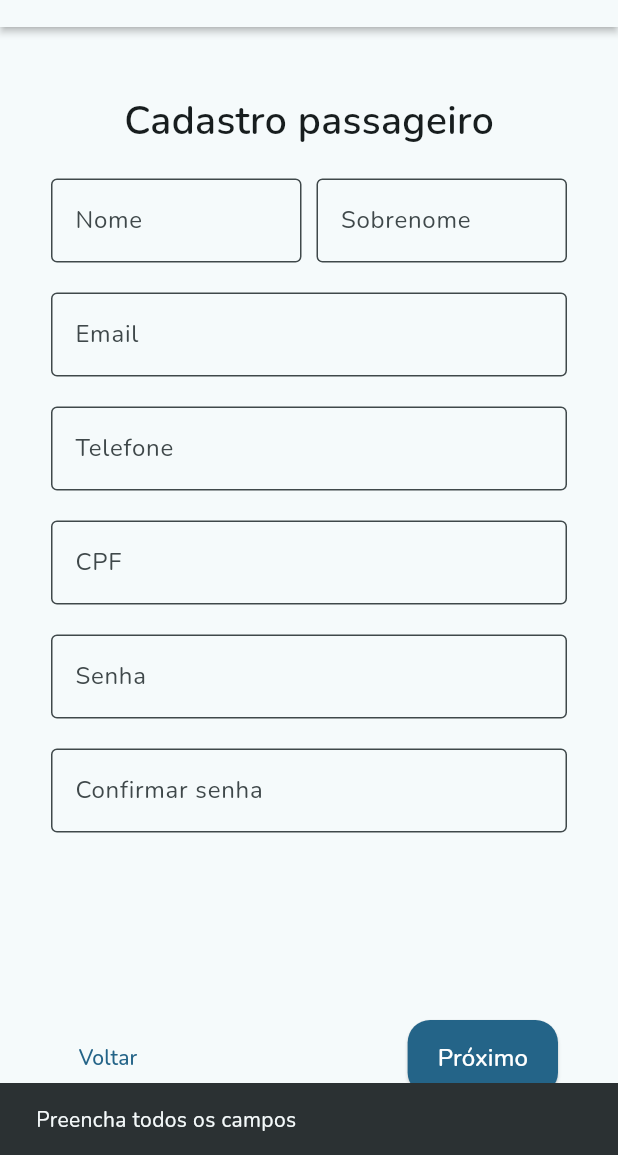
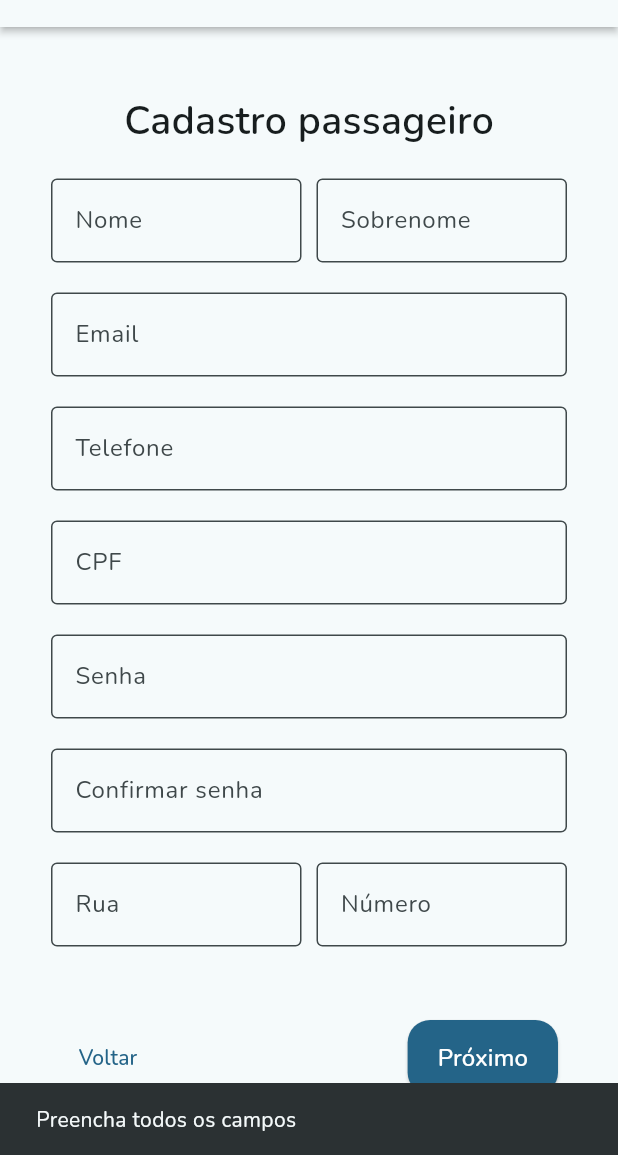
Before and after one commit to Grupo-6-bpk/mobile-app, a Flutter app: the PassengerSignUpPage screen opened by its route, after a tap on "Próximo", on a phone screen of 412 x 824 dp, the part 81-1236 px from its top. Run offline on Flutter 3.47's test engine with Material 3 defaults, Android fonts, the phone set to English and light mode, and no system bars; our stand-ins replace file_picker, firebase_core, flutter_dotenv, flutter_riverpod, google_fonts; missing offline and left inert: cloudinary_public; accounts and stored records are empty.

Commit message:
feat: implements passenger sign up logic

```diff
--- a/lib/models/user.dart
+++ b/lib/models/user.dart
@@ -11,6 +11,8 @@ class User {
   String? cnhBackUrl;
   String? cnhFrontUrl;
   String? bpkLinkUrl;
+  String? rgFrontUrl;
+  String? rgBackUrl;
   int number;
   String city;
   String zipcode;
@@ -32,6 +34,8 @@ class User {
     required this.cnh,
     this.cnhBackUrl,
     this.cnhFrontUrl,
+    this.rgFrontUrl,
+    this.rgBackUrl,
     this.bpkLinkUrl,
     required this.number,
     required this.city,
@@ -80,6 +84,8 @@ class User {
       'cnh_back': cnhBackUrl,
       'cnh_front': cnhFrontUrl,
       'bpk_link': bpkLinkUrl,
+      'rg_front': rgFrontUrl,
+      'rg_back': rgBackUrl,
       'number': number,
       'city': city,
       'zipcode': zipcode,
--- a/lib/pages/sign_up/passenger_sign_up_page.dart
+++ b/lib/pages/sign_up/passenger_sign_up_page.dart
@@ -3,6 +3,8 @@ import 'package:flutter/material.dart';
 import 'package:mobile_app/components/custom_button.dart';
 import 'package:mobile_app/components/custom_file_picker.dart';
 import 'package:mobile_app/components/custom_textfield.dart';
+import 'package:mobile_app/models/user.dart';
+import 'package:mobile_app/services/user_service.dart';
 
 class PassengerSignUpPage extends StatefulWidget {
   const PassengerSignUpPage({super.key});
@@ -25,6 +27,10 @@ class _PassengerSignUpPageState extends State<PassengerSignUpPage> {
   final TextEditingController _passwordController = TextEditingController();
   final TextEditingController _confirmPasswordController =
       TextEditingController();
+  final TextEditingController _streetController = TextEditingController();
+  final TextEditingController _numberController = TextEditingController();
+  final TextEditingController _cityController = TextEditingController();
+  final TextEditingController _zipCodeController = TextEditingController();
 
   final ValueNotifier<FilePickerResult?> _frontDocument =
       ValueNotifier<FilePickerResult?>(null);
@@ -47,25 +53,26 @@ class _PassengerSignUpPageState extends State<PassengerSignUpPage> {
   final FocusNode _cpfFocusNode = FocusNode();
   final FocusNode _passwordFocusNode = FocusNode();
   final FocusNode _confirmPasswordFocusNode = FocusNode();
+  final FocusNode _streetFocusNode = FocusNode();
+  final FocusNode _numberFocusNode = FocusNode();
+  final FocusNode _cityFocusNode = FocusNode();
+  final FocusNode _zipCodeFocusNode = FocusNode();
 
-  void _nextStep() {
+  void _nextStep() async {
     if (_currentStep == 0) {
       if (!_passwordsMatch()) {
         ScaffoldMessenger.of(context).showSnackBar(
           const SnackBar(content: Text("As senhas não coincidem")),
         );
-      } else if (_nameController.text.isEmpty ||
-          _lastNameController.text.isEmpty ||
-          _emailController.text.isEmpty ||
-          _phoneController.text.isEmpty ||
-          _cpfController.text.isEmpty ||
-          _passwordController.text.isEmpty) {
+      } else if (!_validateFirstStep()) {
         ScaffoldMessenger.of(context).showSnackBar(
           const SnackBar(content: Text("Preencha todos os campos")),
         );
       } else {
         setState(() => _currentStep++);
       }
+    } else if (_currentStep == 1) {
+      await _createPassenger();
     }
   }
 
@@ -79,6 +86,21 @@ class _PassengerSignUpPageState extends State<PassengerSignUpPage> {
     return _passwordController.text == _confirmPasswordController.text;
   }
 
+  bool _validateFirstStep() {
+    return _nameController.text.isNotEmpty &&
+        _lastNameController.text.isNotEmpty &&
+        _emailController.text.isNotEmpty &&
+        _phoneController.text.isNotEmpty &&
+        _cpfController.text.isNotEmpty &&
+        _passwordController.text.isNotEmpty &&
+        _confirmPasswordController.text.isNotEmpty &&
+        _streetController.text.isNotEmpty &&
+        _numberController.text.isNotEmpty &&
+        _cityController.text.isNotEmpty &&
+        _zipCodeController.text.isNotEmpty &&
+        _passwordsMatch();
+  }
+
   StepState getStepState(int step) {
     if (_currentStep > step) {
       return StepState.complete;
@@ -86,6 +108,43 @@ class _PassengerSignUpPageState extends State<PassengerSignUpPage> {
       return StepState.editing;
     } else {
       return StepState.indexed;
+    }
+  }
+
+  Future<void> _createPassenger() async {
+    User passenger = User(
+      name: _nameController.text,
+      lastName: _lastNameController.text,
+      email: _emailController.text,
+      password: _passwordController.text,
+      cpf: _cpfController.text,
+      phone: _phoneController.text,
+      street: _streetController.text,
+      cnh: "",
+      cnhBackUrl: null,
+      cnhFrontUrl: null,
+      rgFrontUrl: _frontDocumentUrl.value,
+      rgBackUrl: _backDocumentUrl.value,
+      bpkLinkUrl: _linkComprovationUrl.value,
+      number: int.parse(_numberController.text),
+      city: _cityController.text,
+      zipcode: _zipCodeController.text,
+      createdAt: DateTime.now(),
+      isDriver: false,
+      isPassenger: true,
+      verified: false,
+    );
+
+    bool success = await UserService.registerUser(passenger);
+    if (success && mounted) {
+      ScaffoldMessenger.of(context).showSnackBar(
+        const SnackBar(content: Text("Passageiro realizado com sucesso!")),
+      );
+      Navigator.pop(context);
+    } else if (mounted) {
+      ScaffoldMessenger.of(context).showSnackBar(
+        const SnackBar(content: Text("Erro ao realizar cadastro")),
+      );
     }
   }
 
@@ -229,10 +288,73 @@ class _PassengerSignUpPageState extends State<PassengerSignUpPage> {
                                   obscureText: true,
                                   focusNode: _confirmPasswordFocusNode,
                                   onSubmitted: (value) {
-                                    FocusScope.of(context).unfocus();
+                                    FocusScope.of(
+                                      context,
+                                    ).requestFocus(_streetFocusNode);
                                   },
                                 ),
                                 const SizedBox(height: 20),
+                                Row(
+                                  children: [
+                                    Expanded(
+                                      child: CustomTextfield(
+                                        controller: _streetController,
+                                        label: "Rua",
+                                        obscureText: false,
+                                        focusNode: _streetFocusNode,
+                                        onSubmitted: (value) {
+                                          FocusScope.of(
+                                            context,
+                                          ).requestFocus(_numberFocusNode);
+                                        },
+                                      ),
+                                    ),
+                                    const SizedBox(width: 10),
+                                    Expanded(
+                                      child: CustomTextfield(
+                                        controller: _numberController,
+                                        label: "Número",
+                                        obscureText: false,
+                                        focusNode: _numberFocusNode,
+                                        onSubmitted: (value) {
+                                          FocusScope.of(
+                                            context,
+                                          ).requestFocus(_cityFocusNode);
+                                        },
+                                      ),
+                                    ),
+                                  ],
+                                ),
+                                const SizedBox(height: 20),
+                                Row(
+                                  children: [
+                                    Expanded(
+                                      child: CustomTextfield(
+                                        controller: _cityController,
+                                        label: "Cidade",
+                                        obscureText: false,
+                                        focusNode: _cityFocusNode,
+                                        onSubmitted: (value) {
+                                          FocusScope.of(
+                                            context,
+                                          ).requestFocus(_zipCodeFocusNode);
+                                        },
+                                      ),
+                                    ),
+                                    const SizedBox(width: 10),
+                                    Expanded(
+                                      child: CustomTextfield(
+                                        controller: _zipCodeController,
+                                        label: "CEP",
+                                        obscureText: false,
+                                        focusNode: _zipCodeFocusNode,
+                                        onSubmitted: (value) {
+                                          FocusScope.of(context).unfocus();
+                                        },
+                                      ),
+                                    ),
+                                  ],
+                                ),
                               ],
                             ),
                           ),
```
